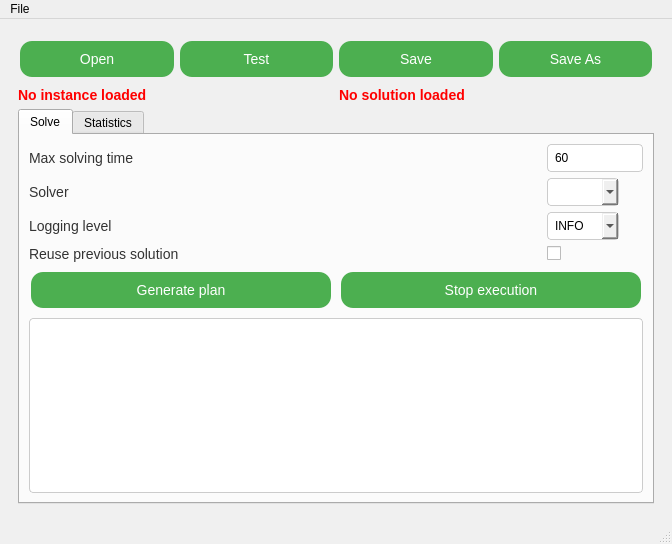
pchtsp/ihtc2024, file python/ihtc2024/ui/gui/gui.ui: the form before one commit.
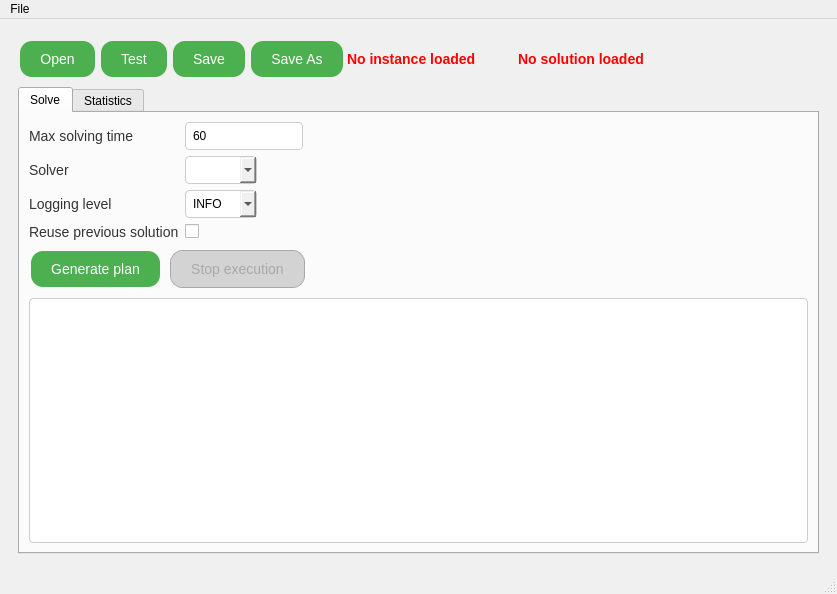
The form after the commit. The open tabs and pages were chosen to show the change.

Commit message: logs + aesthetics in GUI

What changed in the file:
```diff
--- a/python/ihtc2024/ui/gui/gui.ui
+++ b/python/ihtc2024/ui/gui/gui.ui
@@ -6,8 +6,8 @@
    <rect>
     <x>0</x>
     <y>0</y>
-    <width>672</width>
-    <height>544</height>
+    <width>837</width>
+    <height>594</height>
    </rect>
   </property>
   <property name="windowTitle">
@@ -37,6 +37,11 @@
         color: black;
         border: 2px solid #4CAF50;
     }
+    QPushButton:disabled {
+        background-color: #d3d3d3;
+        color: #a9a9a9;
+        border: 1px solid #a9a9a9;
+    }
     QLabel {
         font-size: 14px;
         color: #333;
@@ -76,6 +81,12 @@
            </property>
            <item>
             <widget class="QPushButton" name="chooseFile">
+             <property name="sizePolicy">
+              <sizepolicy hsizetype="Minimum" vsizetype="Fixed">
+               <horstretch>0</horstretch>
+               <verstretch>0</verstretch>
+              </sizepolicy>
+             </property>
              <property name="font">
               <font>
                <pointsize>-1</pointsize>
@@ -93,6 +104,12 @@
            </item>
            <item>
             <widget class="QPushButton" name="loadTest">
+             <property name="sizePolicy">
+              <sizepolicy hsizetype="Minimum" vsizetype="Fixed">
+               <horstretch>0</horstretch>
+               <verstretch>0</verstretch>
+              </sizepolicy>
+             </property>
              <property name="text">
               <string>Test</string>
              </property>
@@ -100,6 +117,12 @@
            </item>
            <item>
             <widget class="QPushButton" name="exportSolution">
+             <property name="sizePolicy">
+              <sizepolicy hsizetype="Minimum" vsizetype="Fixed">
+               <horstretch>0</horstretch>
+               <verstretch>0</verstretch>
+              </sizepolicy>
+             </property>
              <property name="font">
               <font>
                <pointsize>-1</pointsize>
@@ -117,6 +140,12 @@
            </item>
            <item>
             <widget class="QPushButton" name="exportSolution_to">
+             <property name="sizePolicy">
+              <sizepolicy hsizetype="Minimum" vsizetype="Fixed">
+               <horstretch>0</horstretch>
+               <verstretch>0</verstretch>
+              </sizepolicy>
+             </property>
              <property name="font">
               <font>
                <pointsize>-1</pointsize>
@@ -132,10 +161,6 @@
              </property>
             </widget>
            </item>
-          </layout>
-         </item>
-         <item>
-          <layout class="QHBoxLayout" name="horizontalLayout_2">
            <item>
             <widget class="QLabel" name="instCheck">
              <property name="font">
@@ -155,6 +180,22 @@
              </property>
             </widget>
            </item>
+           <item>
+            <spacer name="horizontalSpacer_4">
+             <property name="orientation">
+              <enum>Qt::Orientation::Horizontal</enum>
+             </property>
+             <property name="sizeType">
+              <enum>QSizePolicy::Policy::Fixed</enum>
+             </property>
+             <property name="sizeHint" stdset="0">
+              <size>
+               <width>40</width>
+               <height>20</height>
+              </size>
+             </property>
+            </spacer>
+           </item>
            <item>
             <widget class="QLabel" name="solCheck">
              <property name="font">
@@ -171,14 +212,30 @@
              </property>
             </widget>
            </item>
+           <item>
+            <spacer name="horizontalSpacer">
+             <property name="orientation">
+              <enum>Qt::Orientation::Horizontal</enum>
+             </property>
+             <property name="sizeHint" stdset="0">
+              <size>
+               <width>40</width>
+               <height>20</height>
+              </size>
+             </property>
+            </spacer>
+           </item>
           </layout>
          </item>
+         <item>
+          <layout class="QHBoxLayout" name="horizontalLayout_2"/>
+         </item>
         </layout>
        </item>
        <item>
         <widget class="QTabWidget" name="tabWidget">
          <property name="currentIndex">
-          <number>1</number>
+          <number>0</number>
          </property>
          <widget class="QWidget" name="Config">
           <property name="toolTip">
@@ -196,17 +253,23 @@
                 <enum>QLayout::SizeConstraint::SetMaximumSize</enum>
                </property>
                <property name="fieldGrowthPolicy">
-                <enum>QFormLayout::FieldGrowthPolicy::ExpandingFieldsGrow</enum>
+                <enum>QFormLayout::FieldGrowthPolicy::FieldsStayAtSizeHint</enum>
                </property>
                <item row="1" column="0">
                 <widget class="QLabel" name="max_timeLabel">
                  <property name="text">
-                  <string>Max solving time                                                                                                         </string>
+                  <string>Max solving time</string>
                  </property>
                 </widget>
                </item>
                <item row="1" column="1">
                 <widget class="QLineEdit" name="max_time">
+                 <property name="sizePolicy">
+                  <sizepolicy hsizetype="Preferred" vsizetype="Fixed">
+                   <horstretch>0</horstretch>
+                   <verstretch>0</verstretch>
+                  </sizepolicy>
+                 </property>
                  <property name="text">
                   <string>60</string>
                  </property>
@@ -262,6 +325,12 @@
               <layout class="QHBoxLayout" name="horizontalLayout_12">
                <item>
                 <widget class="QPushButton" name="generateSolution">
+                 <property name="sizePolicy">
+                  <sizepolicy hsizetype="Minimum" vsizetype="Fixed">
+                   <horstretch>0</horstretch>
+                   <verstretch>0</verstretch>
+                  </sizepolicy>
+                 </property>
                  <property name="text">
                   <string>Generate plan</string>
                  </property>
@@ -275,11 +344,30 @@
                  <property name="enabled">
                   <bool>false</bool>
                  </property>
+                 <property name="sizePolicy">
+                  <sizepolicy hsizetype="Minimum" vsizetype="Fixed">
+                   <horstretch>0</horstretch>
+                   <verstretch>0</verstretch>
+                  </sizepolicy>
+                 </property>
                  <property name="text">
                   <string>Stop execution</string>
                  </property>
                 </widget>
                </item>
+               <item>
+                <spacer name="horizontalSpacer_2">
+                 <property name="orientation">
+                  <enum>Qt::Orientation::Horizontal</enum>
+                 </property>
+                 <property name="sizeHint" stdset="0">
+                  <size>
+                   <width>40</width>
+                   <height>20</height>
+                  </size>
+                 </property>
+                </spacer>
+               </item>
               </layout>
              </item>
              <item>
@@ -310,6 +398,9 @@
             <layout class="QVBoxLayout" name="verticalLayout_15" stretch="0,0,0">
              <item>
               <layout class="QFormLayout" name="formLayout">
+               <property name="fieldGrowthPolicy">
+                <enum>QFormLayout::FieldGrowthPolicy::FieldsStayAtSizeHint</enum>
+               </property>
                <item row="0" column="0">
                 <widget class="QLabel" name="objectiveLabel">
                  <property name="text">
@@ -363,6 +454,19 @@
                  </property>
                 </widget>
                </item>
+               <item>
+                <spacer name="horizontalSpacer_3">
+                 <property name="orientation">
+                  <enum>Qt::Orientation::Horizontal</enum>
+                 </property>
+                 <property name="sizeHint" stdset="0">
+                  <size>
+                   <width>40</width>
+                   <height>20</height>
+                  </size>
+                 </property>
+                </spacer>
+               </item>
               </layout>
              </item>
              <item>
@@ -396,7 +500,7 @@
     <rect>
      <x>0</x>
      <y>0</y>
-     <width>672</width>
+     <width>837</width>
      <height>23</height>
     </rect>
    </property>
```
The commit also changes 3 other files.
